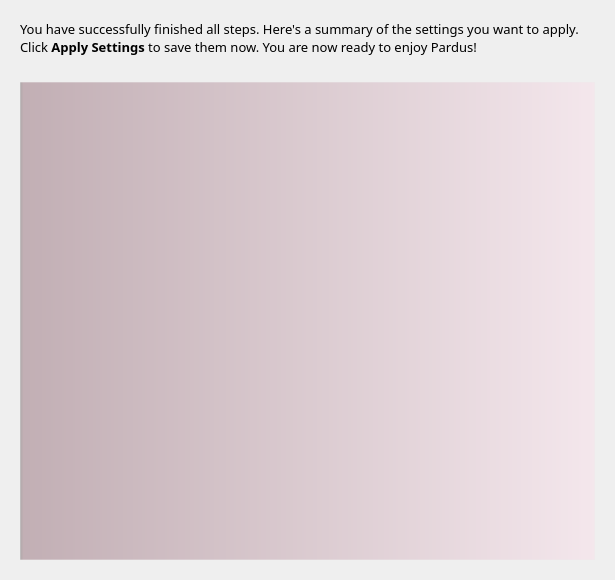
pars-linux/uludag, file kde/kaptan/src/gui/summaryWidget.ui: the form before one commit.
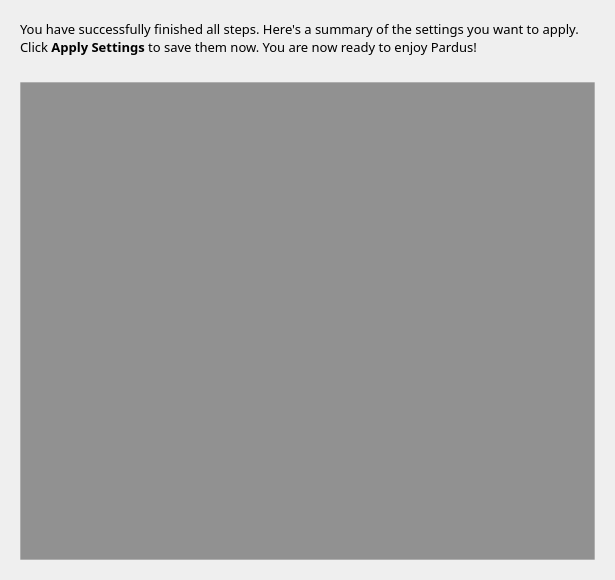
The form after the commit.

What changed in the file:
```diff
--- a/kde/kaptan/src/gui/summaryWidget.ui
+++ b/kde/kaptan/src/gui/summaryWidget.ui
@@ -29,7 +29,7 @@
       </font>
      </property>
      <property name="styleSheet">
-      <string notr="true">#textSummary{background-color: qlineargradient(spread:pad, x1:0, y1:0, x2:1, y2:0, stop:0 rgba(0, 0, 0, 81), stop:0.00537634 rgba(95, 34, 52, 80), stop:1 rgba(255, 213, 230, 80));
+      <string notr="true">#textSummary{background-color: rgba(0, 0, 0, 100);
 color: rgb(234, 225, 228);
 border: 1px solid rgb(236, 236, 236, 80);
 padding: 20px}
```
